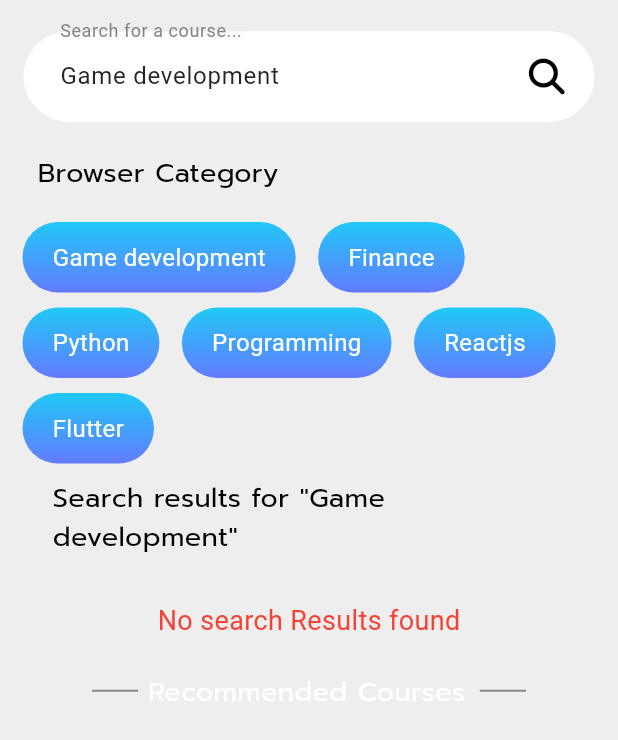
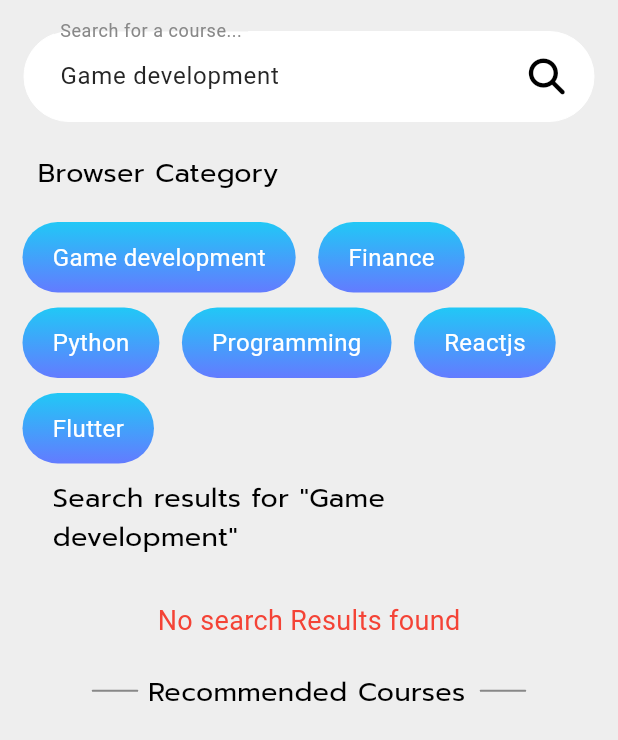
Before and after one commit to efecnblt/the404s, a Flutter app: the SearchScreen screen opened directly with empty values, after a tap on "Game development", on a phone screen of 412 x 824 dp. Shown: the top 740 px of the screen. Run offline on Flutter 3.47's test engine with Material 3 defaults, Android fonts, the phone set to English and light mode, and no system bars; our stand-ins replace animated_text_kit, animated_toggle_switch, chewie, cloud_firestore, firebase_auth, firebase_core and 7 more; accounts and stored records are empty; generated files the repository leaves out were written again; Roboto replaces fonts that are missing (DM Sans).

Commit message:
Updated search screen
Addres Circle Progress İndicator and theme selection applied

```diff
--- a/lib/screens/search_screen.dart
+++ b/lib/screens/search_screen.dart
@@ -10,14 +10,16 @@ import 'build_card.dart';
 class SearchScreen extends StatefulWidget {
   final String? initialHashtag;
   final String userId;
+  final bool isDark;
 
-  const SearchScreen({super.key, required this.userId, this.initialHashtag});
+  const SearchScreen({super.key, required this.userId, required this.isDark,this.initialHashtag});
 
   @override
   State<SearchScreen> createState() => _SearchScreenState();
 }
 
 class _SearchScreenState extends State<SearchScreen> {
+  bool isLoading = true;
   List<Course> matchingCourses = [];
   String searchTerm = '';
   TextEditingController searchController = TextEditingController();
@@ -35,6 +37,9 @@ class _SearchScreenState extends State<SearchScreen> {
   }
 
   Future<void> searchCourses(String searchTerm) async {
+    setState(() {
+      isLoading = true;
+    });
     QuerySnapshot authorsSnapshot =
     await FirebaseFirestore.instance.collection('authors').get();
 
@@ -54,6 +59,7 @@ class _SearchScreenState extends State<SearchScreen> {
         if (hashtags.contains(searchTerm) ||
             courseName.toLowerCase().contains(searchTerm.toLowerCase())) {
           Course course = Course.fromFirestore(courseDoc);
+
           course.loadSections(author.id); // Bölümleri yükleyebiliriz
           author.courses
               .add(course); // Kursları yazarın kurs listesine ekleyelim
@@ -64,10 +70,14 @@ class _SearchScreenState extends State<SearchScreen> {
 
     setState(() {
       matchingCourses = results;
+      isLoading = false;
     });
   }
 
   Future<void> fetchRecommendedCourses() async {
+    setState(() {
+      isLoading = true;
+    });
     QuerySnapshot authorsSnapshot =
     await FirebaseFirestore.instance.collection('authors').get();
 
@@ -92,6 +102,7 @@ class _SearchScreenState extends State<SearchScreen> {
 
     setState(() {
       recommendedCourses = results;
+      isLoading= false;
     });
   }
 
@@ -107,7 +118,7 @@ class _SearchScreenState extends State<SearchScreen> {
     ];
 
     return Scaffold(
-        backgroundColor:  Color(0xFFEEEEEE),
+        backgroundColor:  widget.isDark? Colors.black:Color(0xFFEEEEEE),
         extendBodyBehindAppBar:
         true, // AppBar'ın arkasında kalan kısmın uzamasını sağlar.
 
@@ -132,7 +143,7 @@ class _SearchScreenState extends State<SearchScreen> {
                                   child: TextField(
 
                                     style: TextStyle(
-                              color: Color(0xFF252525),
+                                      color: widget.isDark ? Colors.white:Color(0xFF252525),
                                     ),
                                     controller: searchController,
                                     onChanged: (value) {
@@ -145,13 +156,13 @@ class _SearchScreenState extends State<SearchScreen> {
                                       contentPadding: EdgeInsets.symmetric(
                                           horizontal: 20, vertical: 18),
                                       filled: true,
-                              fillColor: Colors.white,
+                                      fillColor: widget.isDark ? Colors.grey.shade800 :Colors.white,
                                       labelText: 'Search for a course...',
                                       hintStyle: TextStyle(
                                         color: Colors.grey,
                                       ),
                                       labelStyle: TextStyle(
-                                color: Color(0xFF888888),
+                                        color: widget.isDark ? Colors.grey.shade200:Color(0xFF888888),
                                         fontSize: 16,
                                         fontFamily: 'DM Sans',
                                         fontWeight: FontWeight.w400,
@@ -163,14 +174,14 @@ class _SearchScreenState extends State<SearchScreen> {
                                       enabledBorder: OutlineInputBorder(
                                         borderRadius: BorderRadius.circular(30.0),
                                         borderSide: BorderSide(
-                                  color: Colors.white,
+                                          color: widget.isDark ? Colors.black:Colors.white,
                                           width: 0.0,
                                         ),
                                       ),
                                       focusedBorder: OutlineInputBorder(
                                         borderRadius: BorderRadius.circular(30.0),
                                         borderSide: BorderSide(
-                                  color: Color(0xFFE1E1E1),
+                                          color: widget.isDark ? Colors.black :Color(0xFFE1E1E1),
                                           width: 0.0,
                                         ),
                                       ),
@@ -178,7 +189,7 @@ class _SearchScreenState extends State<SearchScreen> {
                                         padding: EdgeInsets.only(right: 15),
                                         child: Icon(
                                           FontAwesomeIcons.magnifyingGlass,
-                                  color: Colors.black,
+                                          color: widget.isDark ? Colors.white:Colors.black,
                                           size: 24,
                                         ),
                                       ),
@@ -191,7 +202,7 @@ class _SearchScreenState extends State<SearchScreen> {
                                   child: Text(
                                     'Browser Category',
                                     style: TextStyle(
-                              color: Colors.black,
+                                      color: widget.isDark ? Colors.white:Colors.black,
                                       fontSize: 18,
                                       fontFamily: 'Prompt',
                                       fontWeight: FontWeight.w500,
@@ -217,7 +228,7 @@ class _SearchScreenState extends State<SearchScreen> {
                                           gradient: LinearGradient(
                                             begin: Alignment(0.00, -1.00),
                                             end: Alignment(0, 1),
-                                    colors: [Color(0xFF21C8F6), Color(0xFF637BFF)],
+                                            colors: widget.isDark ?  [Colors.green.shade900, Colors.green.shade800]:[Color(0xFF21C8F6), Color(0xFF637BFF)],
                                           ),
                                           shape: RoundedRectangleBorder(
                                             borderRadius: BorderRadius.circular(30),
@@ -227,7 +238,7 @@ class _SearchScreenState extends State<SearchScreen> {
                                         child: Text(
                                           category,
                                           style: TextStyle(
-                                    color: Colors.white,
+                                            color:Colors.white,
                                             fontSize: 16.0,
                                             fontWeight: FontWeight.w500,
                                           ),
@@ -246,11 +257,13 @@ class _SearchScreenState extends State<SearchScreen> {
                                         child: Text(
                                           'Search results for "$searchTerm"',
                                           style: TextStyle(
-                                    color: Colors.black,
+                                            color: widget.isDark ? Colors.white:Colors.black,
                                             fontSize: 18,
                                             fontFamily: 'Prompt',
                                             fontWeight: FontWeight.w500,
+
                                           ),
+
                                         ),
                                       ),
                                     if(searchTerm=='') //search terme bir şey yazılmamışken not found hatasını almamak için *mert
@@ -284,7 +297,7 @@ class _SearchScreenState extends State<SearchScreen> {
                                                   child: Text(
                                                     'Recommended Courses',
                                                     style: TextStyle(
-                                              color: Colors.black,
+                                                      color: widget.isDark ? Colors.white: Colors.black,
                                                       fontSize: 18,
                                                       fontFamily: 'Prompt',
                                                       fontWeight: FontWeight.w400,
@@ -329,7 +342,7 @@ class _SearchScreenState extends State<SearchScreen> {
                                                 description: courseData.description,
                                                 rating: courseData.rating,
                                                 level: courseData.level,
-                                        isDark: false,
+                                                isDark: widget.isDark,
                                               );
                                             }).toList(),
                                           ),
@@ -355,6 +368,10 @@ class _SearchScreenState extends State<SearchScreen> {
                                             isDark: false,
                                           );
                                         }).toList(),
+                                      ),
+                                    if (isLoading)
+                                      const Center(
+                                        child: CircularProgressIndicator(),
                                       )
                                     else
                                       Column(
@@ -400,7 +417,7 @@ class _SearchScreenState extends State<SearchScreen> {
                                                   child: Text(
                                                     'Recommended Courses',
                                                     style: TextStyle(
-                                              color: Colors.white,
+                                                      color: widget.isDark ? Colors.white:Colors.black,
                                                       fontSize: 18,
                                                       fontFamily: 'Prompt',
                                                       fontWeight: FontWeight.w400,
```
Lines whose indentation alone changed are shown as unchanged.
